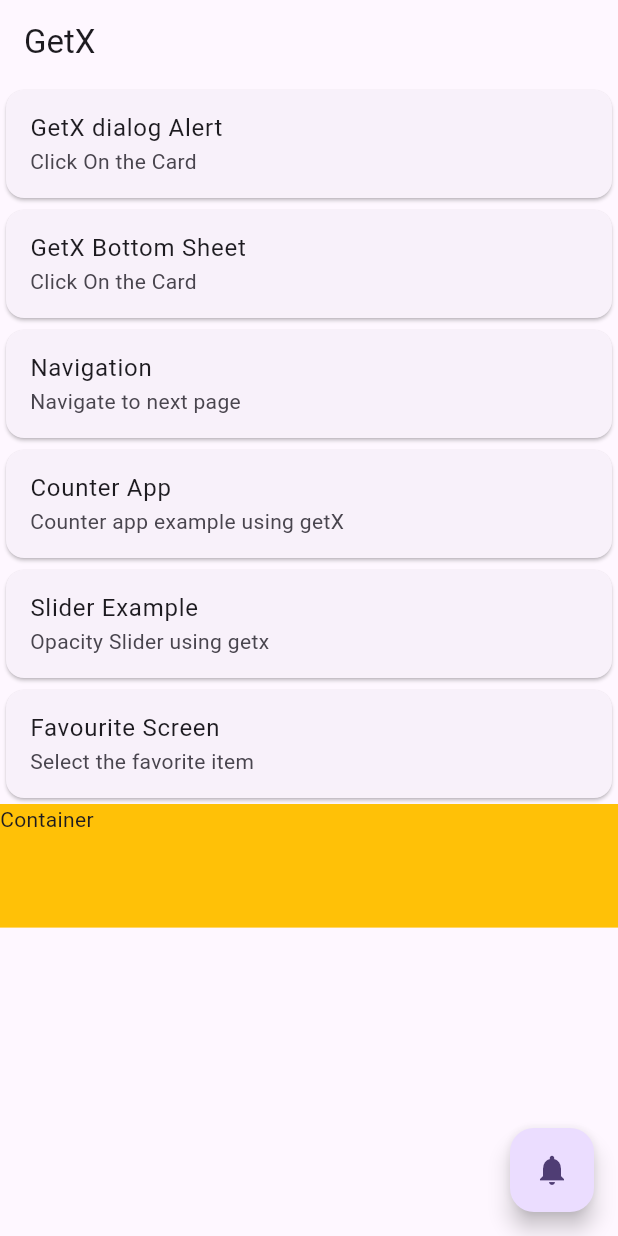
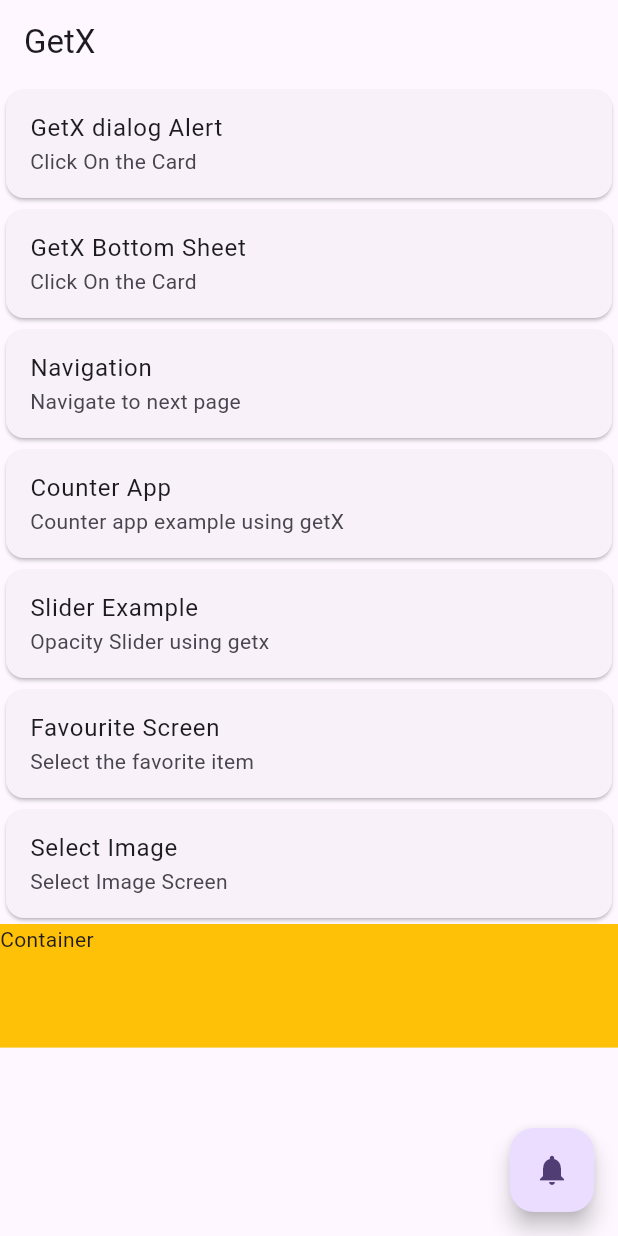
Before and after one commit to muhammadnaqeeb/GetX-Tutorial, a Flutter app: the screen it shows after launch, on a phone screen of 412 x 824 dp. Run offline on Flutter 3.47's test engine with Material 3 defaults, Android fonts, the phone set to English and light mode, and no system bars; our stand-ins replace get, image_picker.

Commit message:
image capturing and displaying using getx

```diff
--- /dev/null
+++ b/lib/getx_controllers/image_picker_controller_getx.dart
@@ -0,0 +1,13 @@
+import 'package:get/get.dart';
+import 'package:image_picker/image_picker.dart';
+
+class ImagePickerControllerGetx {
+  RxString imagePath = "".obs;
+  Future getImage() async {
+    final ImagePicker picker = ImagePicker();
+    final image = await picker.pickImage(source: ImageSource.camera);
+    if (image != null) {
+      imagePath.value = image.path.toString();
+    } else {}
+  }
+}
--- a/lib/home_screen.dart
+++ b/lib/home_screen.dart
@@ -119,6 +119,15 @@ class HomeScreen extends StatelessWidget {
               },
             ),
           ),
+          Card(
+            child: ListTile(
+              title: const Text("Select Image"),
+              subtitle: const Text("Select Image Screen"),
+              onTap: () {
+                Get.toNamed("/select_image_screen");
+              },
+            ),
+          ),
           // height and width
           Container(
             color: Colors.amber,
--- a/lib/main.dart
+++ b/lib/main.dart
@@ -6,6 +6,7 @@ import 'package:getx_tutorial/home_screen.dart';
 import 'package:getx_tutorial/languages.dart';
 import 'package:getx_tutorial/opacity_screen.dart';
 import 'package:getx_tutorial/select_favourite_screen.dart';
+import 'package:getx_tutorial/select_image_screen.dart';
 
 void main() {
   runApp(const MyApp());
@@ -39,6 +40,9 @@ class MyApp extends StatelessWidget {
         GetPage(
             name: "/select_favourite_screen",
             page: () => SelectFavouriteScreen()),
+        GetPage(
+            name: "/select_image_screen",
+            page: () => const SelectImageScreen()),
       ],
     );
   }
--- a/pubspec.yaml
+++ b/pubspec.yaml
@@ -14,6 +14,7 @@ dependencies:
 
   cupertino_icons: ^1.0.2
   get: ^4.6.6
+  image_picker: ^1.0.7
 
 dev_dependencies:
   flutter_test:
```
Also changed, not shown: lib/select_image_screen.dart (added, +41 -0 lines), pubspec.lock, 6 other files.
